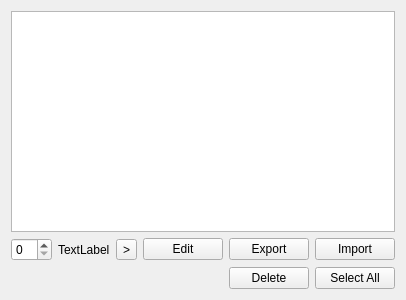
Old version of the form app/view/widget/uitableview.ui in the repository emtrai/hrm_monastery.
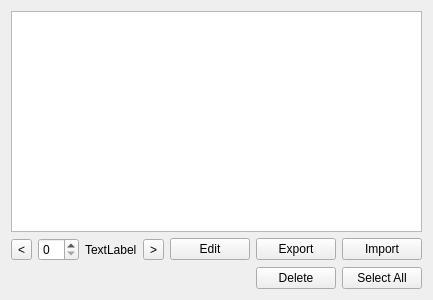
New version of the form.

Patch:
```diff
--- a/app/view/widget/uitableview.ui
+++ b/app/view/widget/uitableview.ui
@@ -6,7 +6,7 @@
    <rect>
     <x>0</x>
     <y>0</y>
-    <width>400</width>
+    <width>407</width>
     <height>300</height>
    </rect>
   </property>
@@ -19,6 +19,13 @@
    </item>
    <item>
     <layout class="QHBoxLayout" name="horizontalLayout">
+     <item>
+      <widget class="QToolButton" name="toolButton_2">
+       <property name="text">
+        <string>&lt;</string>
+       </property>
+      </widget>
+     </item>
      <item>
       <widget class="QSpinBox" name="spinBox"/>
      </item>
```
